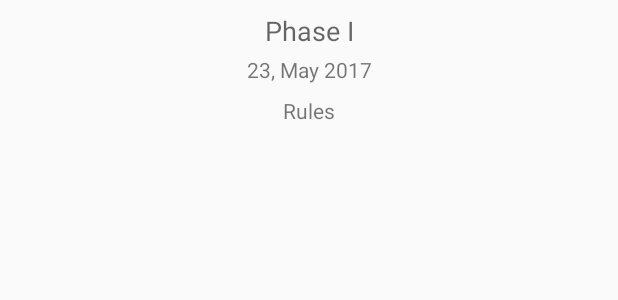
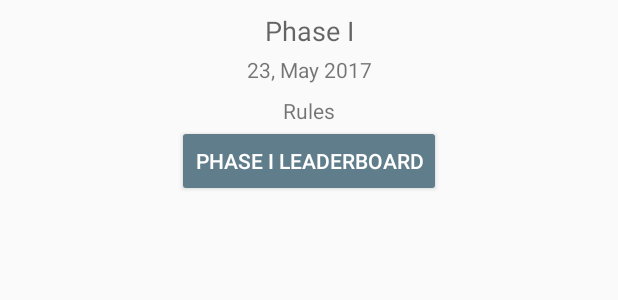
Before and after one commit to codeaters/echelon, an Android app: the layout phase.xml on its own in the app's theme, with its tools: preview values and no code run, on a phone screen of 412 x 824 dp. Shown: the top 300 px of the screen. Run offline under Robolectric (Android 15) with nearby library versions, the phone set to English and light mode, and no system bars.

Commit message:
refacto: added log messages in UserUpdateTask added leaderboardId in phase, hide leaderboard button if quizId not present in event and leaderboardId not present in phase removed need of @iw.com from username while loggin in

```diff
--- a/app/src/main/java/com/app/innovationweek/LoginActivity.java
+++ b/app/src/main/java/com/app/innovationweek/LoginActivity.java
@@ -169,6 +169,7 @@ public class LoginActivity extends AppCompatActivity {
             // Show a progress spinner, and kick off a background task to
             // perform the user login attempt.
             showProgress(true);
+            username=username.concat("@iw.com");
             mAuth.signInWithEmailAndPassword(username, password)
                     .addOnCompleteListener(this, new OnCompleteListener<AuthResult>() {
                         @Override
@@ -224,7 +225,7 @@ public class LoginActivity extends AppCompatActivity {
     }
 
     private boolean isUsernameValid(String username) {
-        return username.length() > 2 && username.contains(".");
+        return !username.isEmpty();
     }
 
     private boolean isPasswordValid(String password) {
--- a/app/src/main/java/com/app/innovationweek/model/holder/LeaderboardEntryHolder.java
+++ b/app/src/main/java/com/app/innovationweek/model/holder/LeaderboardEntryHolder.java
@@ -42,8 +42,8 @@ public class LeaderboardEntryHolder extends RecyclerView.ViewHolder {
 
     public void setLeaderboardEntry(int position, @NonNull LeaderboardEntry leaderboardEntry) {
         name.setText(leaderboardEntry.getUser().getName());
-        score.setText(String.valueOf(leaderboardEntry.getScore()));
-        team.setText(leaderboardEntry.getUser().getTeam().getName());
+        score.setText(score.getContext().getString(R.string.score, leaderboardEntry.getScore()));
+        team.setText(team.getContext().getString(R.string.team, leaderboardEntry.getUser().getTeam().getName()));
         rank.setText(String.valueOf(position + 1));
         time.setText(getTimeString(leaderboardEntry.getTotalTime()));
     }
--- a/app/src/main/res/layout/phase.xml
+++ b/app/src/main/res/layout/phase.xml
@@ -1,10 +1,11 @@
 <?xml version="1.0" encoding="utf-8"?>
 <LinearLayout xmlns:android="http://schemas.android.com/apk/res/android"
-              xmlns:tools="http://schemas.android.com/tools"
-              android:layout_width="match_parent"
-              android:layout_height="match_parent"
-              android:layout_marginTop="8dp"
-              android:orientation="vertical">
+    xmlns:tools="http://schemas.android.com/tools"
+    android:layout_width="match_parent"
+    android:layout_height="wrap_content"
+    android:layout_marginTop="8dp"
+    android:gravity="center"
+    android:orientation="vertical">
 
     <TextView
         android:id="@+id/phase_title"
@@ -12,7 +13,7 @@
         android:layout_height="wrap_content"
         android:gravity="center"
         android:textAppearance="?android:textAppearanceMedium"
-        tools:text="Phase I"/>
+        tools:text="Phase I" />
 
     <TextView
         android:id="@+id/start_date"
@@ -20,7 +21,7 @@
         android:layout_height="wrap_content"
         android:layout_marginTop="4dp"
         android:gravity="center"
-        tools:text="23, May 2017"/>
+        tools:text="23, May 2017" />
 
     <TextView
         android:layout_width="match_parent"
@@ -28,7 +29,7 @@
         android:layout_marginTop="8dp"
         android:gravity="center"
         android:text="Rules"
-        android:textAppearance="?android:textAppearanceSmall"/>
+        android:textAppearance="?android:textAppearanceSmall" />
 
     <LinearLayout
         android:id="@+id/rules"
@@ -37,4 +38,11 @@
         android:orientation="vertical">
 
     </LinearLayout>
+
+    <Button
+        android:id="@+id/phase_leaderboard"
+        style="@style/Widget.AppCompat.Button.Colored"
+        android:layout_width="wrap_content"
+        android:layout_height="wrap_content"
+        tools:text="Phase I Leaderboard" />
 </LinearLayout>
--- a/app/src/main/res/values/strings.xml
+++ b/app/src/main/res/values/strings.xml
@@ -37,6 +37,8 @@
 
     <string name="time_seconds"> %1$d Sec |</string>
     <string name="time_minutes_seconds"> %1$d Min %2$d Sec |</string>
+    <string name="team"> %1$s</string>
+    <string name="score"> %1$.2f |</string>
     <string name="no_internet">No internet connection!! Turn on the internet to submit answer.</string>
 
 </resources>
--- a/gradle.properties
+++ b/gradle.properties
@@ -12,15 +12,11 @@
 # This option should only be used with decoupled projects. More details, visit
 # http://www.gradle.org/docs/current/userguide/multi_project_builds.html#sec:decoupled_projects
 # org.gradle.parallel=true
-#Wed Mar 15 19:18:49 IST 2017
+#Thu Mar 16 14:39:00 IST 2017
 systemProp.http.proxyPort=8080
-systemProp.http.proxyUser=1036870
-systemProp.http.proxyPassword=P@ssw21rd\!
 org.gradle.jvmargs=-Xmx1536m
-systemProp.https.proxyPassword=P@ssw21rd\!
 systemProp.https.proxyHost=proxy.tcs.com
 systemProp.http.nonProxyHosts=localhost
 systemProp.http.proxyHost=proxy.tcs.com
 systemProp.https.proxyPort=8080
 systemProp.https.nonProxyHosts=localhost
-systemProp.https.proxyUser=1036870
```
Also changed, not shown: app/src/main/java/com/app/innovationweek/EventFragment.java (+13 -2 lines), app/src/main/java/com/app/innovationweek/model/Phase.java (+19 -2 lines), app/src/main/java/com/app/innovationweek/util/UpdateUsersTask.java (+6 -1 lines), app/src/main/res/layout/item_leaderboard.xml (+5 -4 lines).
